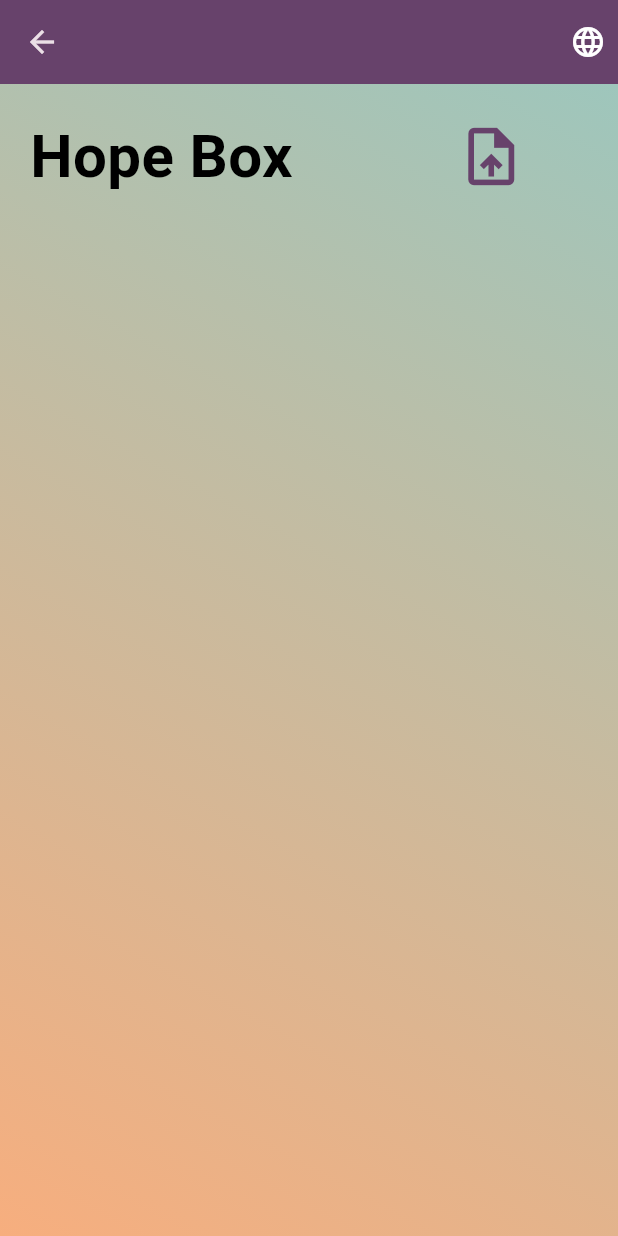
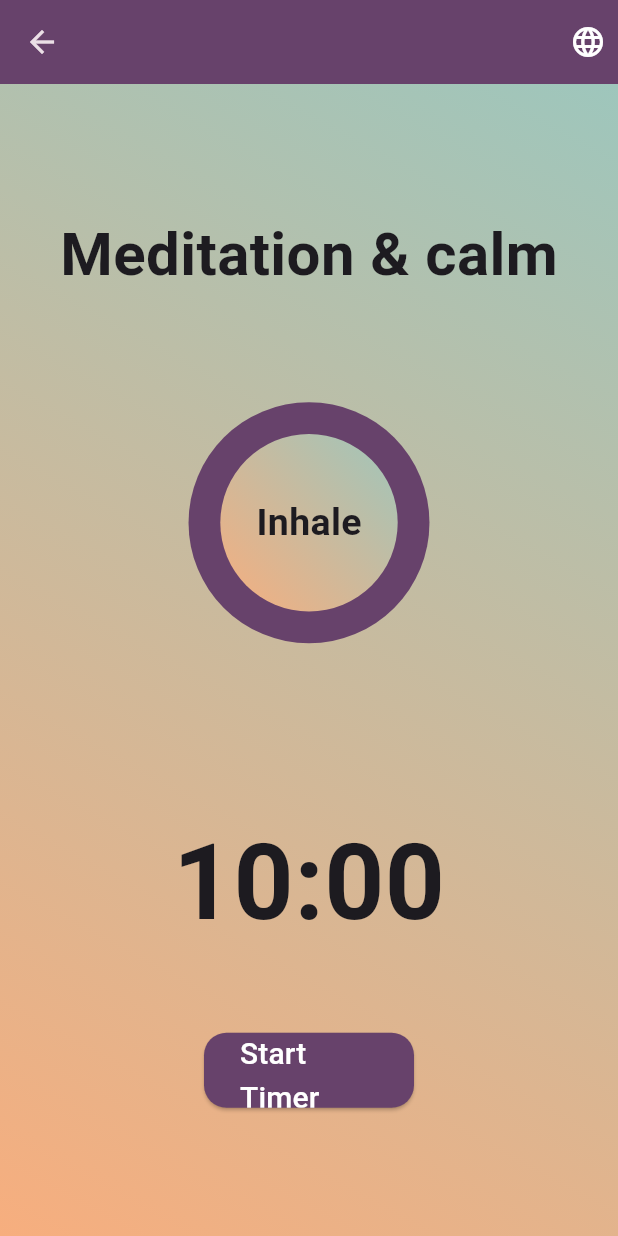
Before and after one commit to SaraElwatany/Nour-App, a Flutter app: the HopefulAndCalm screen opened directly, after a tap on "calm", on a phone screen of 412 x 824 dp. Run offline on Flutter 3.47's test engine with Material 3 defaults, Android fonts, the phone set to English and light mode, and no system bars; drawn by our look-alikes of dropdown_button2; our stand-ins replace audioplayers, file_picker, image_picker, shared_preferences, video_player; missing offline and left inert: video_thumbnail; accounts and stored records are empty; generated files the repository leaves out were written again.

Commit message:
Calm Screen

```diff
--- a/lib/l10n/intl_en.arb
+++ b/lib/l10n/intl_en.arb
@@ -46,7 +46,18 @@
 "question17":"17. Being “superalert” or watchful or on guard?",
 "question18":"18. Feeling jumpy or easily startled?",
 "question19":"19. Having difficulty concentrating?",
-"question20":"20. Trouble falling or staying asleep?"
+"question20":"20. Trouble falling or staying asleep?",
+"calmilte":"Meditation & calm",
+"inhale": "Inhale",
+"hold": "Hold",
+"exhale":"Exhale",
+"entertime": "Enter time in minutes",
+"mins": "Enter minutes",
+"ok": "Ol",
+"cancel": "Cancel",
+"pause": "Pause",
+"resume": "Resume",
+"starttimer": "Start Timer"
 
 
 
--- /dev/null
+++ b/lib/screens/calm_screen.dart
@@ -0,0 +1,347 @@
+import 'dart:async';
+
+import 'package:flutter/material.dart';
+import 'package:nour_app/generated/l10n.dart';
+import 'package:nour_app/widgets/button_widget.dart';
+import 'package:nour_app/widgets/localization_icon.dart';
+import 'package:nour_app/widgets/custom_circle.dart'; // Assuming your custom circle widget is named CustomCircle
+
+class CalmScreen extends StatefulWidget {
+  const CalmScreen({Key? key}) : super(key: key);
+
+  @override
+  State<CalmScreen> createState() => _CalmScreenState();
+}
+
+class _CalmScreenState extends State<CalmScreen> {
+  static const maxMinutes = 10;
+  static const maxSeconds = maxMinutes * 60;
+  int minutes = maxMinutes;
+  int seconds = maxSeconds;
+  Timer? timer;
+  bool timerStarted = false;
+  DateTime? startTime;
+  int? initialSeconds;
+
+  void startTimer({int initialMinutes = maxMinutes, bool reset = true}) {
+    if (reset) {
+      resetTimer();
+    }
+    startTime ??= DateTime.now();
+    initialSeconds ??= initialMinutes * 60;
+    timer = Timer.periodic(Duration(milliseconds: 50), (_) {
+      final now = DateTime.now();
+      final difference = now.difference(startTime!);
+      final elapsedTimeInSeconds = difference.inSeconds;
+      setState(() {
+        final remainingSeconds = initialSeconds! - elapsedTimeInSeconds;
+        if (remainingSeconds >= 0) {
+          minutes = remainingSeconds ~/ 60;
+          seconds = remainingSeconds % 60;
+        } else {
+          stopTimer(reset: false);
+        }
+      });
+    });
+  }
+
+  void resetTimer() {
+    setState(() {
+      startTime = null;
+      initialSeconds = null;
+      minutes = maxMinutes;
+      seconds = maxSeconds;
+    });
+  }
+
+  void stopTimer({bool reset = true}) {
+    if (reset) {
+      resetTimer();
+    }
+    setState(() {
+      timer?.cancel();
+    });
+  }
+
+  void pauseTimer() {
+    setState(() {
+      timer?.cancel();
+      startTime = null;
+      initialSeconds = minutes * 60 + seconds;
+    });
+  }
+
+Widget buildButton() {
+  final isRunning = timer == null ? false : timer!.isActive;
+  final isCompleted = seconds == maxSeconds || seconds == 0;
+
+  if (!timerStarted) {
+    return ButtonWidget(
+      text: S.of(context).starttimer,
+      onClicked: () {
+        startTimer(initialMinutes: minutes);
+        setState(() {
+          timerStarted = true;
+        });
+      },
+    );
+  } else {
+    if (isRunning || !isCompleted) {
+      return Row(
+        mainAxisAlignment: MainAxisAlignment.center,
+        children: [
+          ButtonWidget(
+            text: isRunning ? S.of(context).pause : S.of(context).resume,
+            onClicked: () {
+              if (isRunning) {
+                pauseTimer();
+              } else {
+                startTimer(reset: false);
+              }
+            },
+          ),
+          const SizedBox(width: 20,),
+          ButtonWidget(
+            text: S.of(context).cancel,
+            onClicked: () {
+              stopTimer();
+              setState(() {
+                timerStarted = false;
+              });
+            },
+          ),
+        ],
+      );
+    } else {
+      // When timer ends, show only the "Start Timer" button
+      return ButtonWidget(
+        text: S.of(context).starttimer,
+        onClicked: () {
+          startTimer(initialMinutes: maxMinutes, reset: true); // Reset timer to original value
+          setState(() {
+            timerStarted = true;
+          });
+        },
+      );
+    }
+  }
+}
+
+
+  Widget buildTime() {
+    final isDefaultTime = minutes == maxMinutes && seconds == maxSeconds;
+
+    if (!isDefaultTime) {
+      if (minutes == 0 && seconds == 0) {
+        return const Icon(Icons.done, color: Colors.greenAccent, size: 70);
+      } else {
+        return GestureDetector(
+          onTap: () {
+            showDialog(
+              context: context,
+              builder: (BuildContext context) {
+                return AlertDialog(
+                  shape: RoundedRectangleBorder(
+                    borderRadius: BorderRadius.circular(20.0),
+                  ),
+                  backgroundColor: Colors.transparent,
+                  content: Container(
+                    decoration: BoxDecoration(
+                      gradient: LinearGradient(
+                        colors: [
+                         Theme.of(context).colorScheme.primary,
+                      Theme.of(context).colorScheme.secondary,
+
+                        ],
+                        begin: Alignment.bottomLeft,
+                        end: Alignment.topRight,
+                      ),
+                      borderRadius: BorderRadius.circular(20.0),
+                    ),
+                    child: Column(
+                      mainAxisSize: MainAxisSize.min,
+                      children: [
+                         Padding(
+                          padding: const  EdgeInsets.all(20.0),
+                          child: Text(
+                            S.of(context).entertime,
+                            style:const TextStyle(
+                              fontWeight: FontWeight.bold,
+                              fontSize: 30,
+                              color: Colors.black,
+                            ),
+                          ),
+                        ),
+                        TextField(
+                          keyboardType: TextInputType.number,
+                          textAlign: TextAlign.center,
+                          onChanged: (value) {
+                            setState(() {
+                              final enteredMinutes = int.tryParse(value) ?? 0;
+                              if (enteredMinutes > 0) {
+                                minutes = enteredMinutes;
+                                seconds = enteredMinutes * 60;
+                              }
+                            });
+                          },
+                          decoration: InputDecoration(
+                            hintText: S.of(context).mins,
+                            hintStyle: const TextStyle(color: Colors.black),
+                          ),
+                        ),
+                        const SizedBox(height: 20),
+                        TextButton(
+                          onPressed: () {
+                            Navigator.of(context).pop();
+                          },
+                          child: Text(
+                            S.of(context).ok,
+                            style: const TextStyle(color: Colors.black),
+                          ),
+                        ),
+                      ],
+                    ),
+                  ),
+                );
+              },
+            );
+          },
+          child: Text(
+            '$minutes:${(seconds % 60).toString().padLeft(2, '0')}',
+            style: const TextStyle(
+              fontSize: 70,
+              fontWeight: FontWeight.bold,
+            ),
+          ),
+        );
+      }
+    } else {
+      return GestureDetector(
+        onTap: () {
+          showDialog(
+            context: context,
+            builder: (BuildContext context) {
+              return AlertDialog(
+                shape: RoundedRectangleBorder(
+                  borderRadius: BorderRadius.circular(20.0),
+                ),
+                backgroundColor: Colors.transparent,
+                content: Container(
+                  decoration: BoxDecoration(
+                    gradient: LinearGradient(
+                      colors: [
+                      Theme.of(context).colorScheme.primary,
+                      Theme.of(context).colorScheme.secondary,
+                      ],
+                      begin: Alignment.bottomLeft,
+                      end: Alignment.topRight,
+                    ),
+                    borderRadius: BorderRadius.circular(20.0),
+                  ),
+                  child: Column(
+                    mainAxisSize: MainAxisSize.min,
+                    children: [
+                       Padding(
+                        padding: const  EdgeInsets.all(20.0),
+                        child: Text(
+                          S.of(context).entertime,
+                          style: const TextStyle(
+                            fontWeight: FontWeight.bold,
+                            fontSize: 30,
+                            color: Colors.black,
+                          ),
+                        ),
+                      ),
+                      TextField(
+                        keyboardType: TextInputType.number,
+                        textAlign: TextAlign.center,
+                        onChanged: (value) {
+                          setState(() {
+                            final enteredMinutes = int.tryParse(value) ?? 0;
+                            if (enteredMinutes > 0) {
+                              minutes = enteredMinutes;
+                              seconds = enteredMinutes * 60;
+                            }
+                          });
+                        },
+                        decoration: InputDecoration(
+                          hintText: S.of(context).mins,
+                          hintStyle: const TextStyle(color: Colors.black),
+                        ),
+                      ),
+                      const SizedBox(height: 20),
+                      TextButton(
+                        onPressed: () {
+                          Navigator.of(context).pop();
+                        },
+                        child: Text(
+                          S.of(context).ok,
+                          style: const TextStyle(color: Colors.black),
+                        ),
+                      ),
+                    ],
+                  ),
+                ),
+              );
+            },
+          );
+        },
+        child: Text(
+          '$maxMinutes:${(maxSeconds % 60).toString().padLeft(2, '0')}',
+          style: const TextStyle(
+            fontSize: 70,
+            fontWeight: FontWeight.bold,
+          ),
+        ),
+      );
+    }
+  }
+
+  @override
+  Widget build(BuildContext context) {
+    return Scaffold(
+      appBar: const LocalizationIcon(),
+      body: Container(
+        width: double.infinity,
+        height: double.infinity,
+        decoration: BoxDecoration(
+          gradient: LinearGradient(
+            colors: [
+              Theme.of(context).colorScheme.primary,
+              Theme.of(context).colorScheme.secondary,
+            ],
+            begin: Alignment.bottomLeft,
+            end: Alignment.topRight,
+          ),
+        ),
+        child: Center(
+          child: Padding(
+            padding: const EdgeInsets.all(40.0),
+            child: SingleChildScrollView(
+              child: Column(
+                children: [
+                  Text(
+                    S.of(context).calmilte,
+                    style: const TextStyle(
+                      fontWeight: FontWeight.bold,
+                      fontSize: 40,
+                    ),
+                  ),
+                  const SizedBox(height: 50,),
+                  SizedBox(
+                    height: 200,
+                    child: PulsatingCircle(),
+                  ),
+                  const SizedBox(height: 90,),
+                  buildTime(),
+                  const SizedBox(height: 50,),
+                  buildButton(),
+                ],
+              ),
+            ),
+          ),
+        ),
+      ),
+    );
+  }
+}
--- a/lib/screens/hope_box.dart
+++ b/lib/screens/hope_box.dart
@@ -181,7 +181,7 @@ void _showAudioPlayerDialog(String audioPath) {
                     Text(
                       S.of(context).hope_box,
                       style: const TextStyle(
-                        fontSize: 40,
+                        fontSize: 30,
                         color: Colors.black,
                         fontWeight: FontWeight.bold,
                       ),
--- a/lib/screens/hopeful_and_calm.dart
+++ b/lib/screens/hopeful_and_calm.dart
@@ -1,5 +1,6 @@
 import 'package:flutter/material.dart';
 import 'package:nour_app/generated/l10n.dart';
+import 'package:nour_app/screens/calm_screen.dart';
 import 'package:nour_app/screens/quiz.dart';
 import 'package:nour_app/widgets/localization_icon.dart';
 import 'package:nour_app/screens/hope_box.dart';
@@ -34,7 +35,7 @@ class HopefulAndCalm extends StatelessWidget {
                 onTap: () {
                   Navigator.push(
                     context,
-                    MaterialPageRoute(builder: (context) => const HopeBox()),
+                    MaterialPageRoute(builder: (context) => const CalmScreen()),
                   );
                 },
                 child: Container(
--- /dev/null
+++ b/lib/widgets/button_widget.dart
@@ -0,0 +1,39 @@
+
+
+
+import 'package:flutter/material.dart';
+
+class ButtonWidget extends StatelessWidget{
+
+  final String text;
+  final VoidCallback onClicked;
+
+
+  const ButtonWidget({
+    Key? key,
+    required this.text,
+    required this.onClicked,
+  }):super(key: key);
+
+
+  @override
+  Widget build(BuildContext context) {
+    return ElevatedButton(
+      onPressed: onClicked,
+       style: ElevatedButton.styleFrom(
+                        shape: RoundedRectangleBorder(
+                            borderRadius: BorderRadius.circular(15)),
+                        fixedSize: const Size(140, 50),
+                        backgroundColor: Theme.of(context).colorScheme.surface,
+                      ),
+       child: Text(
+        text,
+        style: const TextStyle(
+          fontSize:20 ,
+          color: Colors.white
+          ),
+       )
+       );
+
+  }
+}
--- /dev/null
+++ b/lib/widgets/custom_circle.dart
@@ -0,0 +1,122 @@
+import 'package:flutter/material.dart';
+import 'package:nour_app/generated/l10n.dart';
+
+class PulsatingCircle extends StatefulWidget {
+  @override
+  _PulsatingCircleState createState() => _PulsatingCircleState();
+}
+
+class _PulsatingCircleState extends State<PulsatingCircle>
+    with SingleTickerProviderStateMixin {
+  late AnimationController _controller;
+
+  @override
+  void initState() {
+    super.initState();
+    _controller = AnimationController(
+      vsync: this,
+      duration: Duration(seconds: 16),
+    )..addStatusListener((status) {
+        if (status == AnimationStatus.completed) {
+          _controller.reset();
+          _controller.forward();
+        }
+      });
+    _controller.forward();
+  }
+
+  @override
+Widget build(BuildContext context) {
+  return AnimatedBuilder(
+    animation: _controller,
+    builder: (context, child) {
+      double radius;
+      if (_controller.value <= 0.25) {
+        radius = 70 + _controller.value * 150;
+      } else if (_controller.value <= 0.5) {
+        radius = 110;
+      } else if (_controller.value <= 0.75) {
+        radius = 110 - (_controller.value - 0.5) * 150;
+      } else {
+        radius = 70;
+      }
+
+      // Calculate the maximum hole size based on the current radius
+      double maxHoleSize = radius +40;
+
+      // Calculate the current hole size based on the animation progress
+      double holeSize = 110 + (_controller.value * maxHoleSize);
+
+      // Adjust hole size if it exceeds the max hole size
+      if (holeSize > maxHoleSize) {
+        holeSize = maxHoleSize;
+      }
+
+      return Container(
+        width: radius * 2,
+        height: radius * 2,
+        alignment: Alignment.center,
+        child: Stack(
+          alignment: Alignment.center,
+          children: [
+            // Outer Circle
+            Container(
+              width: radius * 2,
+              height: radius * 2,
+              decoration: BoxDecoration(
+                shape: BoxShape.circle,
+                color: Theme.of(context).colorScheme.surface,
+              ),
+            ),
+            // Inner Circle (Hole)
+            Center(
+              child: Container(
+                width: holeSize,
+                height: holeSize,
+                decoration: BoxDecoration(
+                  shape: BoxShape.circle,
+                 gradient: LinearGradient(
+            colors: [
+              Theme.of(context).colorScheme.primary,
+              Theme.of(context).colorScheme.secondary,
+            ],
+            begin: Alignment.bottomLeft,
+            end: Alignment.topRight,
+          ),
+                ),
+              ),
+            ),
+            // Text
+            Text(
+              _getPhaseText(),
+              style: const TextStyle(
+                fontSize: 25,
+                fontWeight: FontWeight.bold,
+              ),
+            ),
+          ],
+        ),
+      );
+    },
+  );
+}
+
+
+  String _getPhaseText() {
+    if (_controller.value <= 0.25) {
+      return S.of(context).inhale;
+    } else if (_controller.value <= 0.5) {
+      return S.of(context).hold;
+    } else if (_controller.value <= 0.75) {
+      return S.of(context).exhale;
+    } else {
+      return S.of(context).hold;
+    }
+  }
+
+  @override
+  void dispose() {
+    _controller.dispose();
+    super.dispose();
+  }
+}
--- a/pubspec.yaml
+++ b/pubspec.yaml
@@ -78,6 +78,11 @@ flutter:
     - assets/images/hopeful.png
     - assets/images/next.png
 
+    - assets/gifs/meditation.gif
+    - assets/gifs/meditation2.gif
+
+
+
   # An image asset can refer to one or more resolution-specific "variants", see
   # https://flutter.dev/assets-and-images/#resolution-aware
   # For details regarding adding assets from package dependencies, see
```
Also changed, not shown: lib/l10n/intl_ar.arb (+11 -1 lines), assets/gifs/meditation.gif (added), assets/gifs/meditation2.gif (added), lib/generated/intl/messages_ar.dart, lib/generated/intl/messages_en.dart, lib/generated/l10n.dart, 4 other files.
